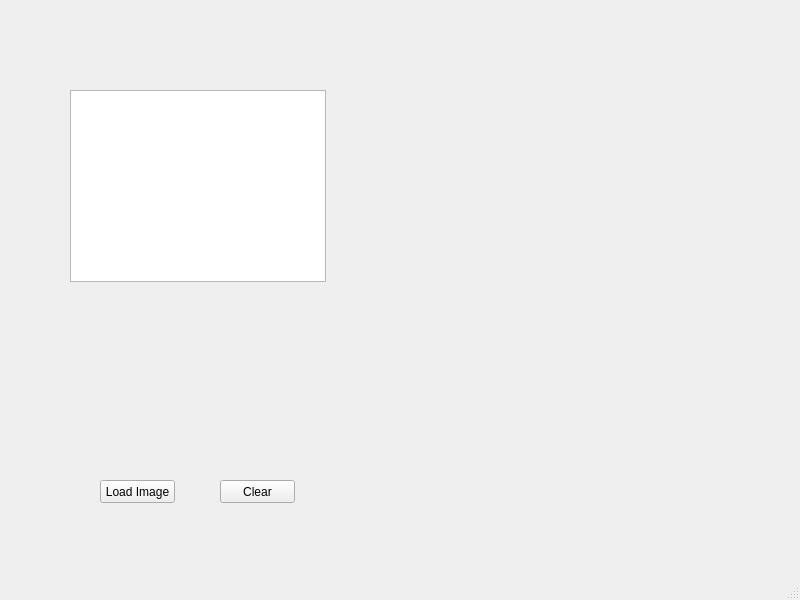
The window that mainwindow.ui (yixinj/AnaCam-GUI) describes before a commit, drawn with Qt 5.
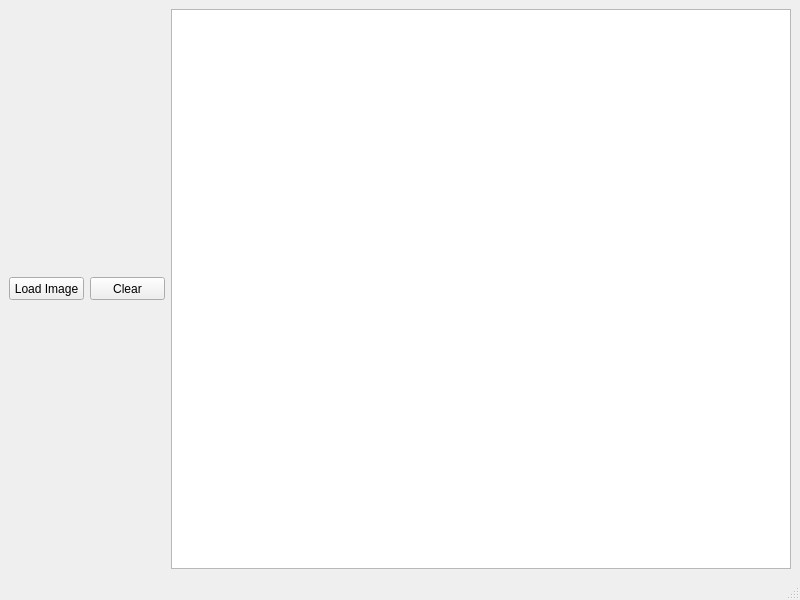
The same window after the commit.

Commit message: linked to .ui folder, changed get_hue function

What changed in the file:
```diff
--- a/mainwindow.ui
+++ b/mainwindow.ui
@@ -14,42 +14,56 @@
    <string>MainWindow</string>
   </property>
   <widget class="QWidget" name="centralwidget">
-   <widget class="QPushButton" name="loadButton">
-    <property name="geometry">
-     <rect>
-      <x>100</x>
-      <y>480</y>
+   <layout class="QHBoxLayout" name="horizontalLayout_2">
+    <item>
+     <layout class="QHBoxLayout" name="horizontalLayout">
+      <property name="sizeConstraint">
+       <enum>QLayout::SetDefaultConstraint</enum>
+      </property>
+      <item>
+       <widget class="QPushButton" name="btnUpload">
+        <property name="minimumSize">
+         <size>
       <width>75</width>
       <height>23</height>
-     </rect>
+         </size>
+        </property>
+        <property name="maximumSize">
+         <size>
+          <width>75</width>
+          <height>23</height>
+         </size>
     </property>
     <property name="text">
      <string>Load Image</string>
     </property>
    </widget>
-   <widget class="QPushButton" name="clearButton">
-    <property name="geometry">
-     <rect>
-      <x>220</x>
-      <y>480</y>
+      </item>
+      <item>
+       <widget class="QPushButton" name="btnClear">
+        <property name="minimumSize">
+         <size>
       <width>75</width>
       <height>23</height>
-     </rect>
+         </size>
+        </property>
+        <property name="maximumSize">
+         <size>
+          <width>75</width>
+          <height>23</height>
+         </size>
     </property>
     <property name="text">
      <string>Clear</string>
     </property>
    </widget>
-   <widget class="QGraphicsView" name="imageView">
-    <property name="geometry">
-     <rect>
-      <x>70</x>
-      <y>90</y>
-      <width>256</width>
-      <height>192</height>
-     </rect>
-    </property>
-   </widget>
+      </item>
+     </layout>
+    </item>
+    <item>
+     <widget class="QGraphicsView" name="imageView"/>
+    </item>
+   </layout>
   </widget>
   <widget class="QMenuBar" name="menubar">
    <property name="geometry">
```
Lines whose indentation alone changed are shown as unchanged. The commit also changes 5 other files.
